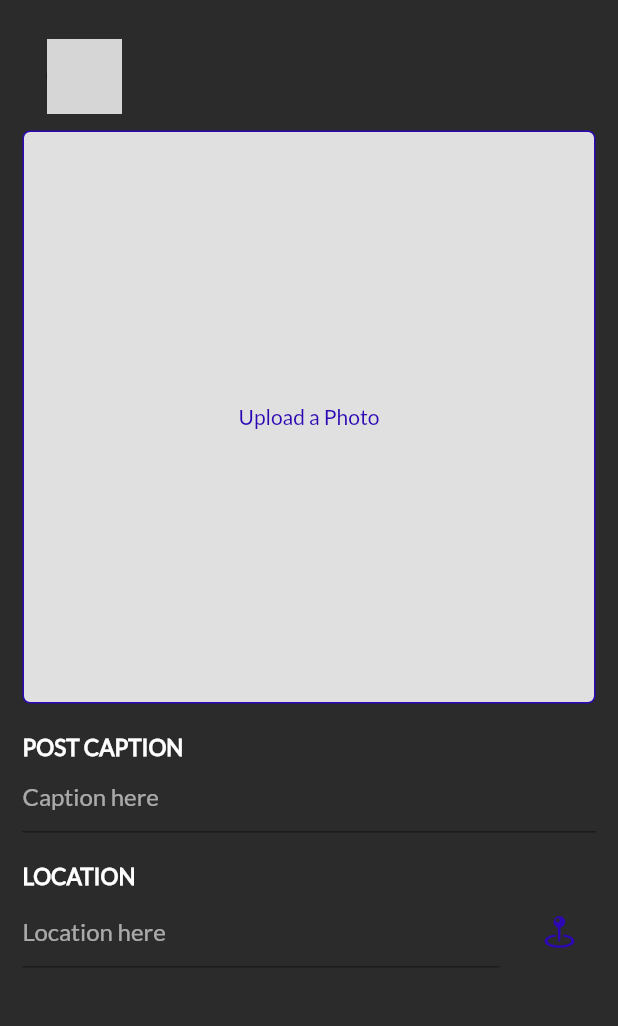
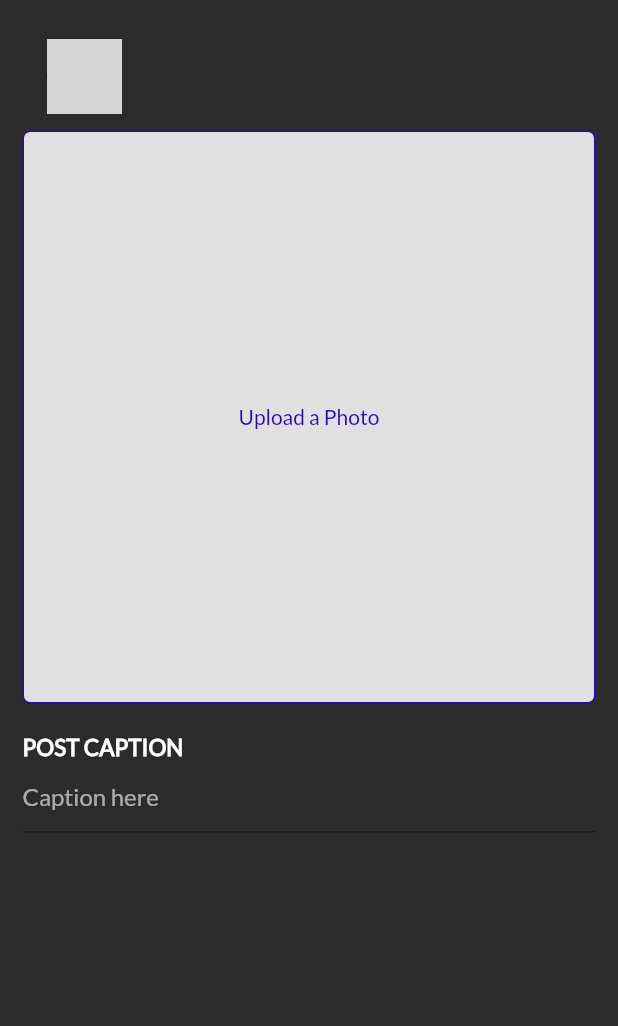
Before and after one commit to ojaswijain/Chattery, a Flutter app: the CreatePost screen opened directly, on a phone screen of 412 x 824 dp, the part 84-1110 px from its top. Run offline on Flutter 3.47's test engine with Material 2 defaults, Android fonts, the phone set to English and light mode, and no system bars; our stand-ins replace cached_network_image, cloud_firestore, data_connection_checker, firebase_auth, firebase_core, firebase_storage and 9 more; accounts and stored records are empty; network calls fail; grey boxes are pictures that could not be loaded.

Commit message:
location

```diff
--- a/lib/auth/register/register.dart
+++ b/lib/auth/register/register.dart
@@ -94,7 +94,7 @@ class _RegisterState extends State<Register> {
               viewModel.setEmail(val);
             },
             focusNode: viewModel.emailFN,
-            nextFocusNode: viewModel.countryFN,
+            nextFocusNode: viewModel.genderFN,
           ),
           SizedBox(height: 20.0),
           TextFormBuilder(
@@ -106,7 +106,7 @@ class _RegisterState extends State<Register> {
             onSaved: (String val) {
               viewModel.setGender(val);
             },
-            focusNode: viewModel.countryFN,
+            focusNode: viewModel.genderFN,
             nextFocusNode: viewModel.passFN,
           ),
           SizedBox(height: 20.0),
--- a/lib/models/post.dart
+++ b/lib/models/post.dart
@@ -5,7 +5,6 @@ class PostModel {
   String postId;
   String ownerId;
   String username;
-  String location;
   String description;
   String mediaUrl;
   Timestamp timestamp;
@@ -15,7 +14,6 @@ class PostModel {
     this.id,
     this.postId,
     this.ownerId,
-    this.location,
     this.description,
     this.mediaUrl,
     this.username,
@@ -25,7 +23,6 @@ class PostModel {
     id = json['id'];
     postId = json['postId'];
     ownerId = json['ownerId'];
-    location = json['location'];
     username= json['username'];
     description = json['description'];
     mediaUrl = json['mediaUrl'];
@@ -37,7 +34,6 @@ class PostModel {
     data['id'] = this.id;
     data['postId'] = this.postId;
     data['ownerId'] = this.ownerId;
-    data['location'] = this.location;
     data['description'] = this.description;
     data['mediaUrl'] = this.mediaUrl;
 
--- a/lib/posts/create_post.dart
+++ b/lib/posts/create_post.dart
@@ -146,39 +146,6 @@ class _CreatePostState extends State<CreatePost> {
                 onChanged: (val) => viewModel.setDescription(val),
               ),
               SizedBox(height: 20.0),
-              Text(
-                'Location'.toUpperCase(),
-                style: TextStyle(
-                  fontSize: 15.0,
-                  fontWeight: FontWeight.w600,
-                ),
-              ),
-              ListTile(
-                contentPadding: EdgeInsets.all(0.0),
-                title: Container(
-                  width: 250.0,
-                  child: TextFormField(
-                    controller: viewModel.locationTEC,
-                    decoration: InputDecoration(
-                      contentPadding: EdgeInsets.all(0.0),
-                      hintText: 'Location here',
-                      focusedBorder: UnderlineInputBorder(),
-                    ),
-                    maxLines: null,
-                    onChanged: (val) => viewModel.setLocation(val),
-                  ),
-                ),
-                trailing: IconButton(
-                  tooltip: "Use your current location",
-                  icon: Icon(
-                    CupertinoIcons.map_pin_ellipse,
-                    size: 25.0,
-                  ),
-                  iconSize: 30.0,
-                  color: Theme.of(context).colorScheme.secondary,
-                  onPressed: () => viewModel.getLocation(),
-                ),
-              ),
             ],
           ),
         ),
--- a/lib/services/post_service.dart
+++ b/lib/services/post_service.dart
@@ -21,7 +21,7 @@ class PostService extends Service {
   }
 
 //uploads post to the post collection
-  uploadPost(File image, String location, String description) async {
+  uploadPost(File image, String description) async {
     String link = await uploadImage(posts, image);
     DocumentSnapshot doc =
         await usersRef.doc(firebaseAuth.currentUser.uid).get();
@@ -34,7 +34,6 @@ class PostService extends Service {
       "ownerId": firebaseAuth.currentUser.uid,
       "mediaUrl": link,
       "description": description ?? "",
-      "location": location ?? "Chattery",
       "timestamp": Timestamp.now(),
     }).catchError((e) {
       print(e);
--- a/lib/view_models/auth/posts_view_model.dart
+++ b/lib/view_models/auth/posts_view_model.dart
@@ -27,7 +27,6 @@ class PostsViewModel extends ChangeNotifier {
   String username;
   File mediaUrl;
   final picker = ImagePicker();
-  String location;
   Position position;
   Placemark placemark;
   String bio;
@@ -42,9 +41,6 @@ class PostsViewModel extends ChangeNotifier {
   bool edit = false;
   String id;
 
-  //controllers
-  TextEditingController locationTEC = TextEditingController();
-
   //Setters
   setEdit(bool val) {
     edit = val;
@@ -55,7 +51,6 @@ class PostsViewModel extends ChangeNotifier {
     if (post != null) {
       description = post.description;
       imgLink = post.mediaUrl;
-      location = post.location;
       edit = true;
       edit = false;
       notifyListeners();
@@ -74,12 +69,6 @@ class PostsViewModel extends ChangeNotifier {
   setDescription(String val) {
     print('SetDescription $val');
     description = val;
-    notifyListeners();
-  }
-
-  setLocation(String val) {
-    print('SetGender $val');
-    location = val;
     notifyListeners();
   }
 
@@ -127,35 +116,11 @@ class PostsViewModel extends ChangeNotifier {
     }
   }
 
-  getLocation() async {
-    loading = true;
-    notifyListeners();
-    LocationPermission permission = await Geolocator.checkPermission();
-    print(permission);
-    if (permission == LocationPermission.denied ||
-        permission == LocationPermission.deniedForever) {
-      LocationPermission rPermission = await Geolocator.requestPermission();
-      print(rPermission);
-      await getLocation();
-    } else {
-      position = await Geolocator.getCurrentPosition(
-          desiredAccuracy: LocationAccuracy.high);
-      List<Placemark> placemarks =
-          await placemarkFromCoordinates(position.latitude, position.longitude);
-      placemark = placemarks[0];
-      location = " ${placemarks[0].locality}, ${placemarks[0].country}";
-      locationTEC.text = location;
-      print(location);
-    }
-    loading = false;
-    notifyListeners();
-  }
-
   uploadPosts(BuildContext context) async {
     try {
       loading = true;
       notifyListeners();
-      await postService.uploadPost(mediaUrl, location, description);
+      await postService.uploadPost(mediaUrl, description);
       loading = false;
       resetPost();
       notifyListeners();
@@ -193,7 +158,6 @@ class PostsViewModel extends ChangeNotifier {
   resetPost() {
     mediaUrl = null;
     description = null;
-    location = null;
     edit = null;
     notifyListeners();
   }
--- a/lib/view_models/auth/register_view_model.dart
+++ b/lib/view_models/auth/register_view_model.dart
@@ -12,7 +12,7 @@ class RegisterViewModel extends ChangeNotifier {
   String username, email, gender, password, cPassword;
   FocusNode usernameFN = FocusNode();
   FocusNode emailFN = FocusNode();
-  FocusNode countryFN = FocusNode();
+  FocusNode genderFN = FocusNode();
   FocusNode passFN = FocusNode();
   FocusNode cPassFN = FocusNode();
   AuthService auth = AuthService();
--- a/lib/widgets/posts_view.dart
+++ b/lib/widgets/posts_view.dart
@@ -164,9 +164,6 @@ class _PostsState extends State<Posts> {
     widget.post.username,
     style: TextStyle(fontWeight: FontWeight.bold),
         ),
-        subtitle: Text(
-    widget.post.location == null ? 'Chattery' : widget.post.location,
-        ),
         trailing: isMe
       ? IconButton(
           icon: Icon(Feather.more_horizontal),
```
Also changed, not shown: lib/widgets/userpost.dart (+0 -7 lines).
